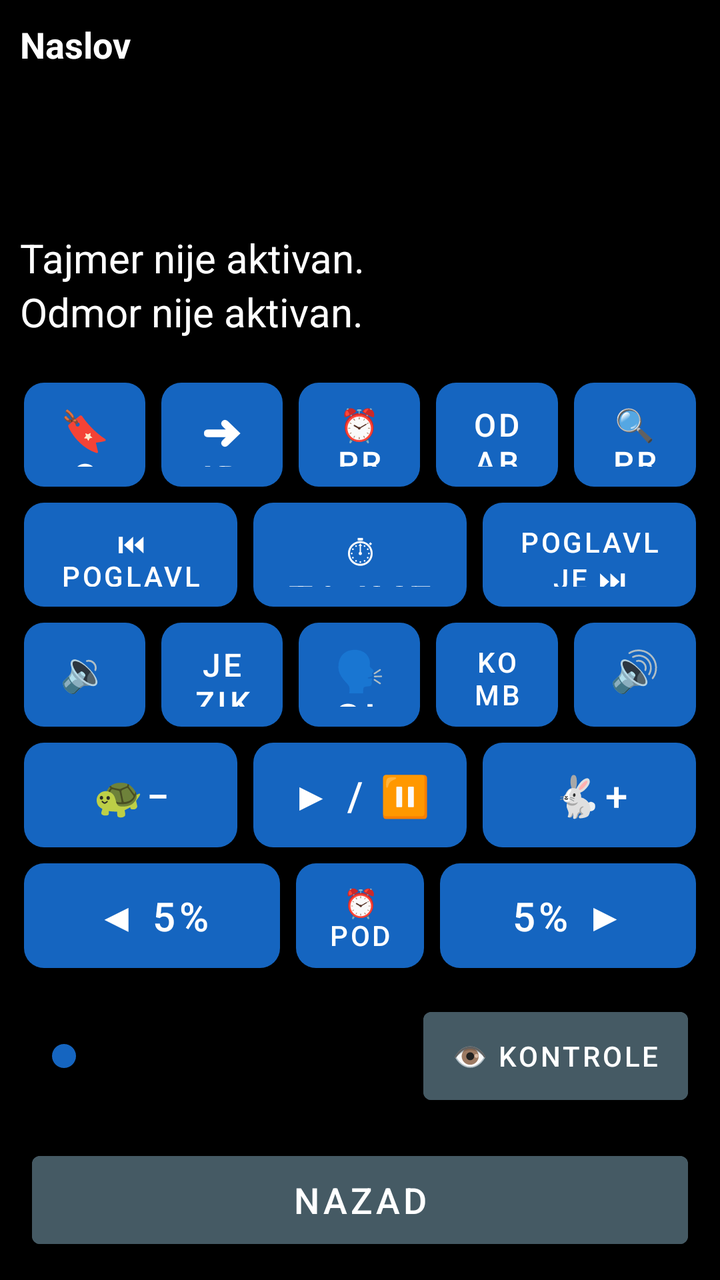
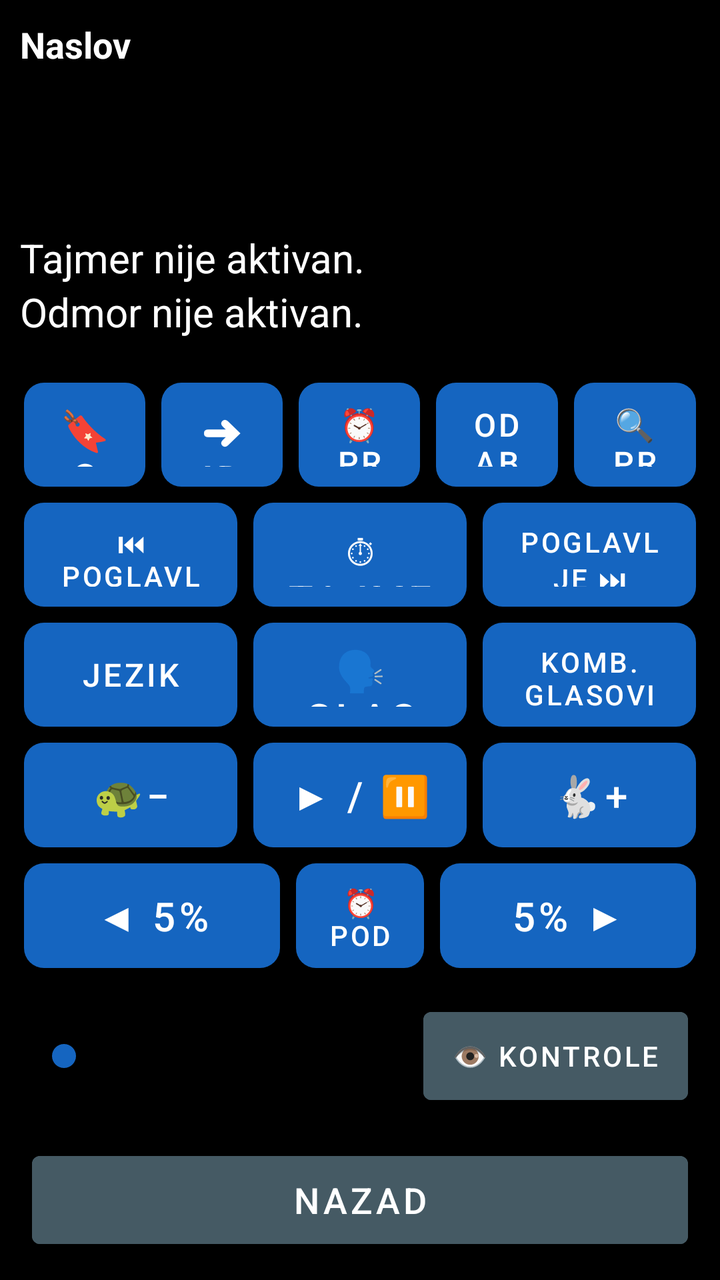

An Android layout rendered at two revisions. The XML below is the earlier revision; the diff shows what the commit changed to produce the second picture.
<!-- AndroidManifest.xml: application theme Theme.RecPoRec -->
<!-- res/layout/activity_reader.xml -->
<?xml version="1.0" encoding="utf-8"?>
<LinearLayout xmlns:android="http://schemas.android.com/apk/res/android"
    android:layout_width="match_parent"
    android:layout_height="match_parent"
    android:orientation="vertical"
    android:fitsSystemWindows="true"
    android:background="@color/background">

    
    <LinearLayout
        android:id="@+id/layoutStatus"
        android:layout_width="match_parent"
        android:layout_height="wrap_content"
        android:orientation="vertical"
        android:padding="10dp">

        <TextView
            android:id="@+id/textDocTitle"
            android:layout_width="match_parent"
            android:layout_height="wrap_content"
            android:textSize="18sp"
            android:textStyle="bold"
            android:textColor="@color/text_primary"
            android:maxLines="1"
            android:ellipsize="end"
            android:text="Naslov" />

        <TextView
            android:id="@+id/textPages"
            android:layout_width="match_parent"
            android:layout_height="wrap_content"
            android:textSize="20sp"
            android:textColor="@color/text_primary"
            android:accessibilityLiveRegion="polite" />

        <TextView
            android:id="@+id/textElapsed"
            android:layout_width="match_parent"
            android:layout_height="wrap_content"
            android:textSize="20sp"
            android:textColor="@color/text_primary" />

        <TextView
            android:id="@+id/textRemaining"
            android:layout_width="match_parent"
            android:layout_height="wrap_content"
            android:textSize="20sp"
            android:textColor="@color/text_primary" />

        <TextView
            android:id="@+id/textTimerStatus"
            android:layout_width="match_parent"
            android:layout_height="wrap_content"
            android:textSize="20sp"
            android:textColor="@color/text_primary"
            android:text="Tajmer nije aktivan." />

        <TextView
            android:id="@+id/textRestStatus"
            android:layout_width="match_parent"
            android:layout_height="wrap_content"
            android:textSize="20sp"
            android:textColor="@color/text_primary"
            android:text="Odmor nije aktivan." />
    </LinearLayout>

    
    <LinearLayout
        android:layout_width="match_parent"
        android:layout_height="0dp"
        android:layout_weight="1"
        android:orientation="vertical"
        android:padding="8dp">

        
        <LinearLayout
            android:id="@+id/layoutRow1"
            android:layout_width="match_parent"
            android:layout_height="0dp"
            android:layout_weight="1"
            android:orientation="horizontal">

            <Button android:id="@+id/btnBookmarks" style="@style/KeyButton"
                android:backgroundTint="@color/btn_goto_page"
                android:contentDescription="Oznake - dodaj, ukloni ili ukloni sve oznake u ovom dokumentu. Dug pritisak: brzo dodaj oznaku."
                android:text="🔖 Oznake" />

            <Button android:id="@+id/btnGoTo" style="@style/KeyButton"
                android:backgroundTint="@color/btn_goto_page"
                android:contentDescription="Idi na stranicu, minut ili oznaku. Dug pritisak: idi na početak dokumenta."
                android:text="➜ Idi na" />

            <Button android:id="@+id/btnWakeUp" style="@style/KeyButton"
                android:backgroundTint="@color/btn_wakeup"
                android:contentDescription="Probudi me u tačno vreme. Dug pritisak: isključi buđenje."
                android:textSize="16sp"
                android:text="⏰ Probudi" />

            <Button android:id="@+id/btnSelectAll" style="@style/KeyButton"
                android:backgroundTint="@color/btn_combined"
                android:contentDescription="Odaberi sve. Dug pritisak: kopiraj odabrano."
                android:textSize="16sp"
                android:text="Odaberi sve" />

            <Button android:id="@+id/btnSearchText" style="@style/KeyButton"
                android:backgroundTint="@color/btn_goto_page"
                android:contentDescription="Pretraži tekst dokumenta. Dug pritisak: ponovi poslednju pretragu."
                android:textSize="16sp"
                android:text="🔍 Pretraga" />
        </LinearLayout>

        
        <LinearLayout
            android:id="@+id/layoutRow2"
            android:layout_width="match_parent"
            android:layout_height="0dp"
            android:layout_weight="1"
            android:orientation="horizontal">

            <Button android:id="@+id/btnPrevChapter" style="@style/KeyButton"
                android:backgroundTint="@color/btn_chapter"
                android:contentDescription="@string/btn_prev_chapter"
                android:textSize="14sp"
                android:text="⏮ Poglavlje" />

            <Button android:id="@+id/btnTimer" style="@style/KeyButton"
                android:backgroundTint="@color/btn_timer"
                android:contentDescription="@string/btn_timer"
                android:text="⏱ Tajmer" />

            <Button android:id="@+id/btnNextChapter" style="@style/KeyButton"
                android:backgroundTint="@color/btn_chapter"
                android:contentDescription="@string/btn_next_chapter"
                android:textSize="14sp"
                android:text="Poglavlje ⏭" />
        </LinearLayout>

        
        <LinearLayout
            android:id="@+id/layoutRow3"
            android:layout_width="match_parent"
            android:layout_height="0dp"
            android:layout_weight="1"
            android:orientation="horizontal">

            <Button android:id="@+id/btnVolDown" style="@style/KeyButton"
                android:backgroundTint="@color/btn_volume"
                android:contentDescription="@string/btn_vol_down"
                android:text="🔉−" />

            <Button android:id="@+id/btnDocLanguage" style="@style/KeyButton"
                android:backgroundTint="@color/btn_goto_page"
                android:contentDescription="Jezik za ovaj dokument. Dug pritisak: poništi sve prethodne radnje."
                android:textSize="16sp"
                android:text="Jezik" />

            <Button android:id="@+id/btnVoice" style="@style/KeyButton"
                android:backgroundTint="@color/btn_voice"
                android:contentDescription="@string/btn_voice"
                android:text="🗣 Glas" />

            <Button android:id="@+id/btnCombinedVoices" style="@style/KeyButton"
                android:backgroundTint="@color/btn_combined"
                android:contentDescription="Kombinovani glasovi za ovaj dokument. Dug pritisak: automatski listaj dokument."
                android:textSize="14sp"
                android:text="Komb. glasovi" />

            <Button android:id="@+id/btnVolUp" style="@style/KeyButton"
                android:backgroundTint="@color/btn_volume"
                android:contentDescription="@string/btn_vol_up"
                android:text="🔊+" />
        </LinearLayout>

        
        <LinearLayout
            android:layout_width="match_parent"
            android:layout_height="0dp"
            android:layout_weight="1"
            android:orientation="horizontal">

            <Button android:id="@+id/btnSpeedDown" style="@style/KeyButton"
                android:backgroundTint="@color/btn_speed"
                android:contentDescription="@string/btn_speed_down"
                android:text="🐢−" />

            <Button android:id="@+id/btnPlayPause" style="@style/KeyButton"
                android:backgroundTint="@color/btn_play"
                android:contentDescription="@string/btn_play_pause"
                android:text="▶ / ⏸" />

            <Button android:id="@+id/btnSpeedUp" style="@style/KeyButton"
                android:backgroundTint="@color/btn_speed"
                android:contentDescription="@string/btn_speed_up"
                android:text="🐇+" />
        </LinearLayout>

        
        <LinearLayout
            android:id="@+id/layoutRow5"
            android:layout_width="match_parent"
            android:layout_height="0dp"
            android:layout_weight="1"
            android:orientation="horizontal">

            <Button android:id="@+id/btnStepBack" style="@style/KeyButton"
                android:layout_weight="2"
                android:backgroundTint="@color/btn_page_nav"
                android:contentDescription="@string/slider_back"
                android:text="◀ 5%" />

            <Button android:id="@+id/btnRemindMe" style="@style/KeyButton"
                android:backgroundTint="@color/btn_timer"
                android:contentDescription="Podsetnik, vraća dokument unazad. Dug pritisak: ponovi poslednji podsetnik."
                android:textSize="14sp"
                android:text="⏰ Podseti" />

            <Button android:id="@+id/btnStepForward" style="@style/KeyButton"
                android:layout_weight="2"
                android:backgroundTint="@color/btn_page_nav"
                android:contentDescription="@string/slider_forward"
                android:text="5% ▶" />
        </LinearLayout>

    </LinearLayout>

    
    <LinearLayout
        android:layout_width="match_parent"
        android:layout_height="wrap_content"
        android:orientation="horizontal"
        android:gravity="center_vertical"
        android:layout_marginStart="16dp"
        android:layout_marginEnd="16dp"
        android:layout_marginTop="4dp"
        android:layout_marginBottom="16dp">

        <SeekBar
            android:id="@+id/seekProgress"
            android:layout_width="0dp"
            android:layout_weight="1"
            android:layout_height="56dp"
            android:contentDescription="@string/slider_position"
            android:max="100"
            android:progressTint="@color/btn_voice"
            android:thumbTint="@color/btn_voice" />

        <Button
            android:id="@+id/btnToggleControls"
            android:layout_width="wrap_content"
            android:layout_height="56dp"
            android:layout_marginStart="10dp"
            android:minWidth="0dp"
            android:paddingStart="14dp"
            android:paddingEnd="14dp"
            android:textSize="14sp"
            android:backgroundTint="@color/btn_combined"
            android:textColor="@color/button_text"
            android:contentDescription="Prikaži ili sakrij kontrole. Dug pritisak: Kratak predah, pauzira čitanje na 15 minuta."
            android:text="👁 Kontrole" />
    </LinearLayout>

    
    <Button
        android:id="@+id/btnBack"
        android:layout_width="match_parent"
        android:layout_height="56dp"
        android:layout_marginStart="16dp"
        android:layout_marginEnd="16dp"
        android:layout_marginBottom="12dp"
        android:textSize="18sp"
        android:backgroundTint="@color/btn_combined"
        android:textColor="@color/button_text"
        android:contentDescription="Nazad. Zatvara dokument, vraća na listu. Dug pritisak: pošalji aplikaciju u pozadinu."
        android:text="Nazad" />

</LinearLayout>
<!-- resources referenced by this layout -->
<resources>
  <color name="background">#000000</color>
  <color name="btn_chapter">#2E7D32</color>
  <color name="btn_combined">#455A64</color>
  <color name="btn_goto_page">#5D4037</color>
  <color name="btn_page_nav">#AD1457</color>
  <color name="btn_play">#D84315</color>
  <color name="btn_speed">#00838F</color>
  <color name="btn_timer">#6A1B9A</color>
  <color name="btn_voice">#1565C0</color>
  <color name="btn_volume">#F9A825</color>
  <color name="btn_wakeup">#C62828</color>
  <color name="button_text">#FFFFFF</color>
  <color name="text_primary">#FFFFFF</color>
  <string name="btn_next_chapter">Sledeće poglavlje. Dug pritisak: spisak svih poglavlja.</string>
  <string name="btn_play_pause">Pokreni/Pauziraj čitanje. Dug pritisak: reci trenutni status.</string>
  <string name="btn_prev_chapter">Prethodno poglavlje. Dug pritisak: ponovi trenutno poglavlje.</string>
  <string name="btn_speed_down">Smanji brzinu čitanja. Dug pritisak: vrati brzinu na opštu.</string>
  <string name="btn_speed_up">Povećaj brzinu čitanja. Dug pritisak: vrati brzinu na opštu.</string>
  <string name="btn_timer">Tajmer za automatsku pauzu. Dug pritisak: isključi tajmer.</string>
  <string name="btn_voice">Izbor glasa. Dug pritisak: Zakaži čitanje.</string>
  <string name="btn_vol_down">Smanji jačinu zvuka. Dug pritisak: vrati jačinu na opštu.</string>
  <string name="btn_vol_up">Pojačaj zvuk. Dug pritisak: vrati jačinu na opštu.</string>
  <string name="slider_back">Pomeri pet posto unazad. Dug pritisak: ponovi trenutnu stranicu.</string>
  <string name="slider_forward">Pomeri pet posto unapred. Dug pritisak: poništi poslednju radnju.</string>
  <string name="slider_position">Klizač za pomeranje kroz knjigu, pet posto po koraku</string>
  <style name="KeyButton">
          <item name="android:layout_width">0dp</item>
          <item name="android:layout_height">match_parent</item>
          <item name="android:layout_weight">1</item>
          <item name="android:layout_margin">4dp</item>
          <item name="android:textSize">20sp</item>
          <item name="android:textColor">@color/button_text</item>
          <item name="android:background">@drawable/key_button_shape</item>
          <item name="android:stateListAnimator">@null</item>
          <item name="android:elevation">0dp</item>
      </style>
  <style name="Theme.RecPoRec" parent="Theme.MaterialComponents.DayNight.NoActionBar">
          <item name="android:windowBackground">@color/background</item>
          <item name="android:textColorPrimary">@color/text_primary</item>
          <item name="colorPrimary">@color/btn_voice</item>
          <item name="colorOnPrimary">@color/button_text</item>
          <item name="alertDialogTheme">@style/RecPoRecAlertDialog</item>
          <item name="android:alertDialogTheme">@style/RecPoRecAlertDialog</item>
      </style>
  <!-- drawable key_button_shape (drawable) -->
  <?xml version="1.0" encoding="utf-8"?>
  <shape xmlns:android="http://schemas.android.com/apk/res/android"
      android:shape="rectangle">
      <corners android:radius="10dp" />
      <solid android:color="#FFFFFF" />
  </shape>
  <style name="RecPoRecDialogText" parent="TextAppearance.AppCompat.Medium">
          <item name="android:textSize">20sp</item>
          <item name="android:textColor">@color/text_primary</item>
      </style>
  <style name="RecPoRecDialogButton" parent="Widget.AppCompat.Button.ButtonBar.AlertDialog">
          <item name="android:textSize">18sp</item>
          <item name="android:textColor">@color/btn_goto_page</item>
          <item name="android:textStyle">bold</item>
      </style>
  <!-- unchanged entries left out for length: 1 -->
</resources>

<!-- the commit's change to res/layout/activity_reader.xml (unified diff, before → after) -->
@@ -143,11 +143,6 @@
             android:layout_weight="1"
             android:orientation="horizontal">
 
-            <Button android:id="@+id/btnVolDown" style="@style/KeyButton"
-                android:backgroundTint="@color/btn_volume"
-                android:contentDescription="@string/btn_vol_down"
-                android:text="🔉−" />
-
             <Button android:id="@+id/btnDocLanguage" style="@style/KeyButton"
                 android:backgroundTint="@color/btn_goto_page"
                 android:contentDescription="Jezik za ovaj dokument. Dug pritisak: poništi sve prethodne radnje."
@@ -164,11 +159,6 @@
                 android:contentDescription="Kombinovani glasovi za ovaj dokument. Dug pritisak: automatski listaj dokument."
                 android:textSize="14sp"
                 android:text="Komb. glasovi" />
-
-            <Button android:id="@+id/btnVolUp" style="@style/KeyButton"
-                android:backgroundTint="@color/btn_volume"
-                android:contentDescription="@string/btn_vol_up"
-                android:text="🔊+" />
         </LinearLayout>
 
         
<!-- resource entries referenced after the edit -->
@@ -9,7 +9,6 @@
   <color name="btn_speed">#00838F</color>
   <color name="btn_timer">#6A1B9A</color>
   <color name="btn_voice">#1565C0</color>
-  <color name="btn_volume">#F9A825</color>
   <color name="btn_wakeup">#C62828</color>
   <color name="button_text">#FFFFFF</color>
   <color name="text_primary">#FFFFFF</color>
@@ -20,8 +19,6 @@
   <string name="btn_speed_up">Povećaj brzinu čitanja. Dug pritisak: vrati brzinu na opštu.</string>
   <string name="btn_timer">Tajmer za automatsku pauzu. Dug pritisak: isključi tajmer.</string>
   <string name="btn_voice">Izbor glasa. Dug pritisak: Zakaži čitanje.</string>
-  <string name="btn_vol_down">Smanji jačinu zvuka. Dug pritisak: vrati jačinu na opštu.</string>
-  <string name="btn_vol_up">Pojačaj zvuk. Dug pritisak: vrati jačinu na opštu.</string>
   <string name="slider_back">Pomeri pet posto unazad. Dug pritisak: ponovi trenutnu stranicu.</string>
   <string name="slider_forward">Pomeri pet posto unapred. Dug pritisak: poništi poslednju radnju.</string>
   <string name="slider_position">Klizač za pomeranje kroz knjigu, pet posto po koraku</string>
